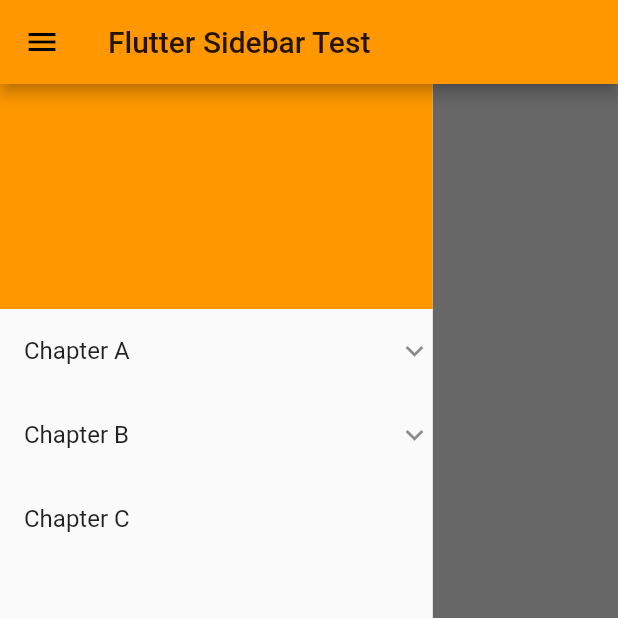
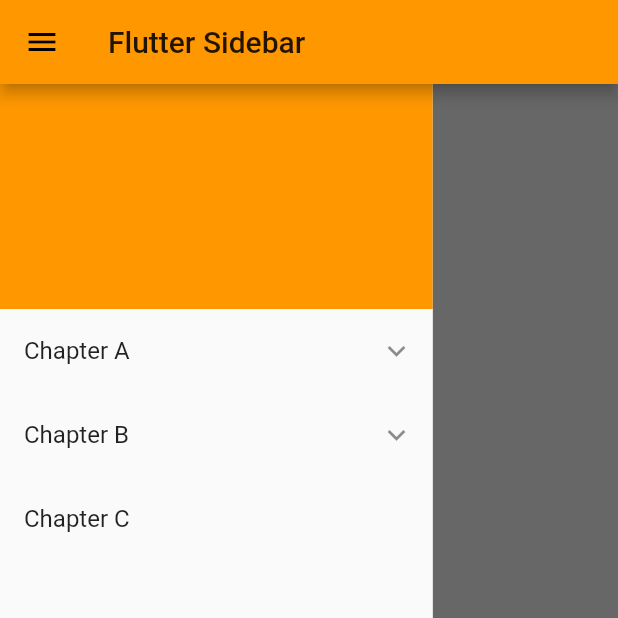
Before and after one commit to tusharsadhwani/flutter_sidebar, a Flutter app: the screen it shows after launch, after a tap on the "menu" icon, on a phone screen of 412 x 824 dp, the top half of it. Run offline on Flutter 3.47's test engine with Material 2 defaults, Android fonts, the phone set to English and light mode, and no system bars.

```diff
--- a/example/lib/main.dart
+++ b/example/lib/main.dart
@@ -17,16 +17,12 @@ class MyApp extends StatelessWidget {
         primarySwatch: Colors.orange,
         visualDensity: VisualDensity.adaptivePlatformDensity,
       ),
-      home: MyHomePage(title: title),
+      home: MyHomePage(),
     );
   }
 }
 
 class MyHomePage extends StatefulWidget {
-  MyHomePage({Key key, this.title}) : super(key: key);
-
-  final String title;
-
   @override
   _MyHomePageState createState() => _MyHomePageState();
 }
@@ -79,7 +75,7 @@ class _MyHomePageState extends State<MyHomePage>
       final mediaQuery = MediaQuery.of(context);
       setState(() {
         isMobile = mediaQuery.size.width < _mobileThreshold;
-        sidebarOpen = isMobile;
+        sidebarOpen = !isMobile;
       });
     });
   }
@@ -94,9 +90,9 @@ class _MyHomePageState extends State<MyHomePage>
     setState(() {
       sidebarOpen = !sidebarOpen;
       if (sidebarOpen)
+        _animationController.forward();
+      else
         _animationController.reverse();
-      else
-        _animationController.forward();
     });
   }
 
@@ -105,7 +101,7 @@ class _MyHomePageState extends State<MyHomePage>
     const _textStyle = TextStyle(fontSize: 26);
     final sidebar = Sidebar(
       tabData,
-      key: ValueKey(sidebarOpen),
+      key: ValueKey(sidebarOpen), //TODO: prevent rebuilds on sidebarOpen change
       isOpen: sidebarOpen,
       setTab: setTab,
     );
@@ -134,22 +130,23 @@ class _MyHomePageState extends State<MyHomePage>
     return Scaffold(
       appBar: AppBar(
         leading: IconButton(icon: Icon(Icons.menu), onPressed: _toggleSidebar),
-        title: Text(widget.title),
+        title: Text('Flutter Sidebar'),
       ),
       body: isMobile
           ? Stack(children: [
               mainContent,
-              if (!sidebarOpen)
-                GestureDetector(
-                  onTap: _toggleSidebar,
-                  child: AnimatedBuilder(
-                    animation: _animationController,
-                    builder: (_, __) => Container(
-                      color: Colors.black.withAlpha(
-                          (150 * _animationController.value).toInt()),
-                    ),
-                  ),
-                ),
+              AnimatedBuilder(
+                animation: _animationController,
+                builder: (_, __) => _animationController.value > 0
+                    ? GestureDetector(
+                        onTap: _toggleSidebar,
+                        child: Container(
+                          color: Colors.black.withAlpha(
+                              (150 * _animationController.value).toInt()),
+                        ),
+                      )
+                    : IgnorePointer(),
+              ),
               sidebar,
             ])
           : Row(
--- a/lib/flutter_sidebar.dart
+++ b/lib/flutter_sidebar.dart
@@ -17,7 +17,7 @@ class Sidebar extends StatefulWidget {
     Key key,
     this.activeTabIndices,
     this.setTab,
-    this.isOpen,
+    this.isOpen = true,
   }) : super(key: key);
 
   @override
@@ -42,11 +42,11 @@ class _SidebarState extends State<Sidebar> with SingleTickerProviderStateMixin {
     _animationController = AnimationController(
       vsync: this,
       duration: Duration(milliseconds: 300),
-      value: widget.isOpen ? 1 : 0,
+      value: widget.isOpen ? 0 : 1,
     );
     _animation = CurvedAnimation(
         parent: _animationController, curve: Curves.easeInOutQuad);
-    if (!widget.isOpen)
+    if (widget.isOpen)
       _animationController.forward();
     else
       _animationController.reverse();
@@ -163,7 +163,10 @@ class SidebarItem extends StatelessWidget {
     }
 
     return CustomExpansionTile(
-      tilePadding: EdgeInsets.only(left: 16.0 + 20.0 * (_indices.length - 1)),
+      tilePadding: EdgeInsets.only(
+        left: 16.0 + 20.0 * (_indices.length - 1),
+        right: 12.0,
+      ),
       selected:
           activeTabIndices != null && _indicesMatch(_indices, activeTabIndices),
       title: Text(root['title']),
```
